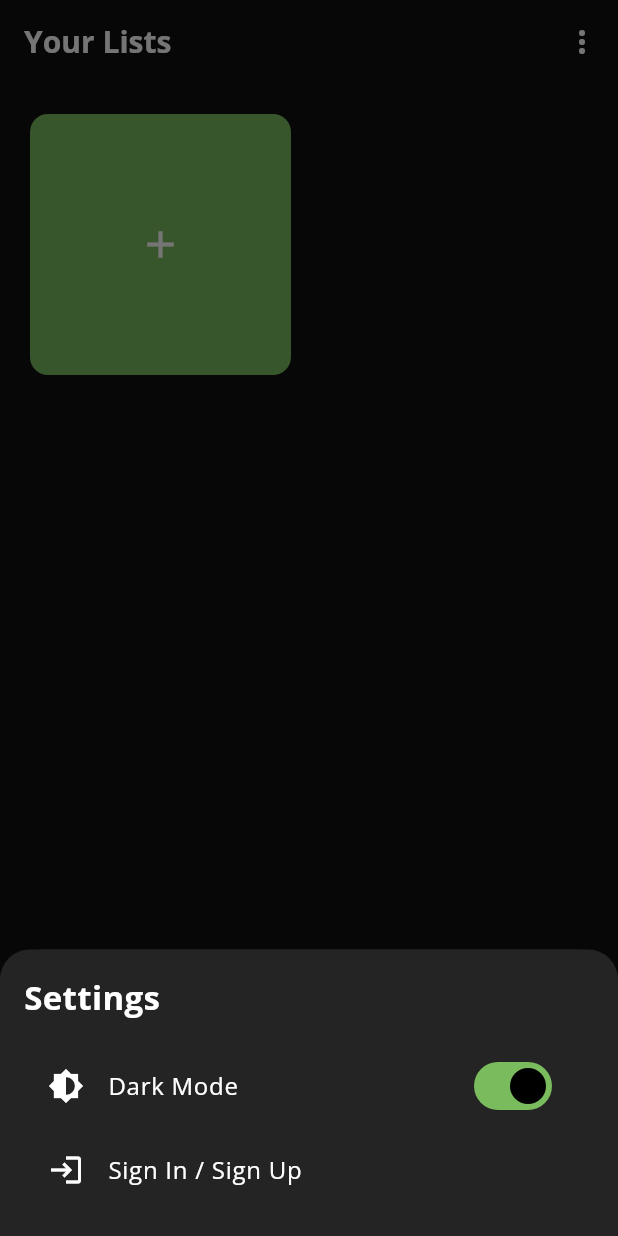
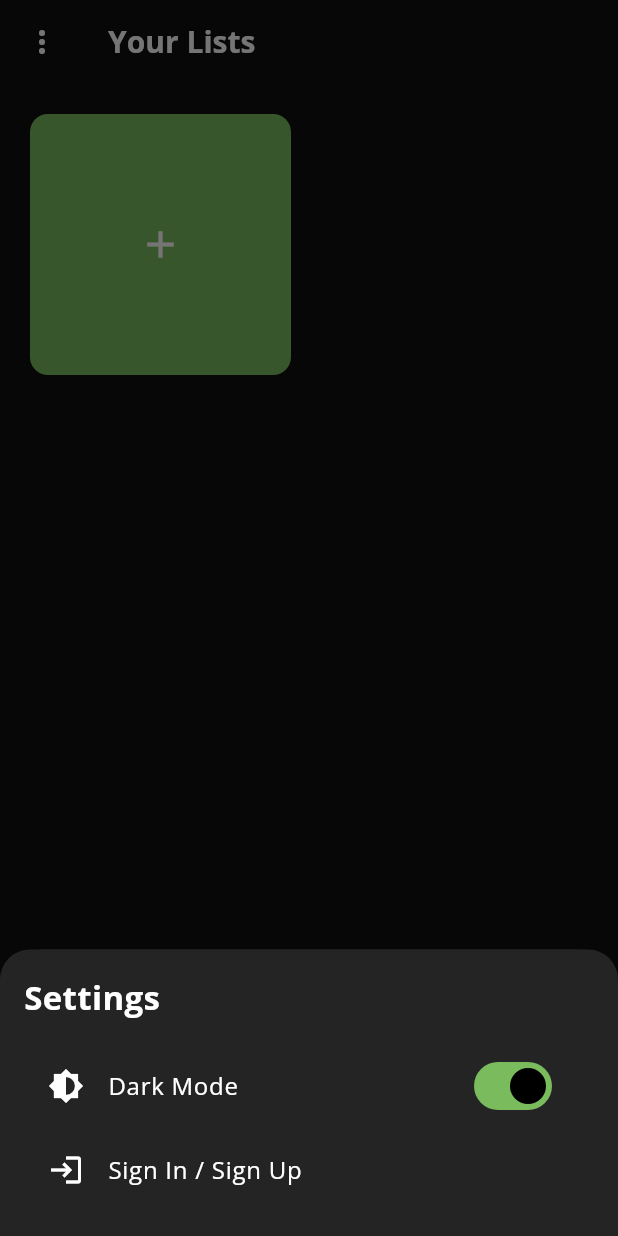
Before and after one commit to samselisaac/JJBIC, a Flutter app: the screen it shows after launch, after a tap on the "more vert" icon, on a phone screen of 412 x 824 dp. Run offline on Flutter 3.47's test engine with Material 3 defaults, Android fonts, the phone set to English and light mode, and no system bars; our stand-ins replace firebase_auth, firebase_core, firebase_database, google_fonts, shared_preferences; accounts and stored records are empty.

Commit message:
moved settings button

```diff
--- a/lib/screens/lists_overview_screen.dart
+++ b/lib/screens/lists_overview_screen.dart
@@ -60,12 +60,21 @@ class _ListsOverviewScreenState extends State<ListsOverviewScreen> {
     setState(() {});
   }
 
+  void _openSettings() {
+    showModalBottomSheet(
+      context: context,
+      backgroundColor: Theme.of(context).bottomSheetTheme.backgroundColor ??
+          Theme.of(context).canvasColor,
+      isScrollControlled: true,
+      builder: (_) => const SettingsPopup(),
+    );
+  }
+
   void _addNewList() {
     showModalBottomSheet(
       context: context,
-      backgroundColor:
-          Theme.of(context).bottomSheetTheme.backgroundColor ??
-              Theme.of(context).canvasColor,
+      backgroundColor: Theme.of(context).bottomSheetTheme.backgroundColor ??
+          Theme.of(context).canvasColor,
       isScrollControlled: true,
       builder: (_) => AddListPopup(onSubmit: (name) {
         setState(() => _lists.add(name));
@@ -77,15 +86,16 @@ class _ListsOverviewScreenState extends State<ListsOverviewScreen> {
   @override
   Widget build(BuildContext context) {
     final theme = Theme.of(context);
-    final textColor =
-        theme.textTheme.bodyMedium?.color ?? Colors.black;
-    final bgColor =
-        theme.appBarTheme.backgroundColor ?? theme.primaryColor;
-    final iconColor =
-        theme.appBarTheme.iconTheme?.color ?? theme.iconTheme.color;
+    final textColor = theme.textTheme.bodyMedium?.color ?? Colors.black;
+    final bgColor = theme.appBarTheme.backgroundColor ?? theme.primaryColor;
+    final iconColor = theme.appBarTheme.iconTheme?.color ?? theme.iconTheme.color;
 
     return Scaffold(
       appBar: AppBar(
+        leading: IconButton(
+          icon: Icon(Icons.more_vert, color: iconColor),
+          onPressed: _openSettings,
+        ),
         title: Text(
           'Your Lists',
           style: openSansStyle(
@@ -96,24 +106,10 @@ class _ListsOverviewScreenState extends State<ListsOverviewScreen> {
         ),
         backgroundColor: bgColor,
         iconTheme: theme.appBarTheme.iconTheme?.copyWith(color: iconColor),
-        actions: [
-          IconButton(
-            icon: Icon(Icons.more_vert, color: iconColor),
-            onPressed: () => showModalBottomSheet(
-              context: context,
-              backgroundColor:
-                  theme.bottomSheetTheme.backgroundColor ??
-                      theme.canvasColor,
-              isScrollControlled: true,
-              builder: (_) => const SettingsPopup(),
-            ),
-          ),
-        ],
       ),
       body: GridView.builder(
         padding: const EdgeInsets.all(16),
-        gridDelegate:
-            const SliverGridDelegateWithFixedCrossAxisCount(
+        gridDelegate: const SliverGridDelegateWithFixedCrossAxisCount(
           crossAxisCount: 2,
           crossAxisSpacing: 16,
           mainAxisSpacing: 16,
@@ -128,7 +124,7 @@ class _ListsOverviewScreenState extends State<ListsOverviewScreen> {
                 elevation: 0,
                 color: theme.colorScheme.primary,
                 child: const Center(
-                  child: Icon(Icons.add, color: Colors.white, size: 30),
+                  child: Icon(Icons.add, size: 30, color: Colors.white),
                 ),
               ),
             );
@@ -148,9 +144,8 @@ class _ListsOverviewScreenState extends State<ListsOverviewScreen> {
               ),
               onTap: () => showModalBottomSheet(
                 context: context,
-                backgroundColor:
-                    theme.bottomSheetTheme.backgroundColor ??
-                        theme.canvasColor,
+                backgroundColor: theme.bottomSheetTheme.backgroundColor ??
+                    theme.canvasColor,
                 isScrollControlled: true,
                 builder: (_) => DraggableScrollableSheet(
                   expand: false,
```
